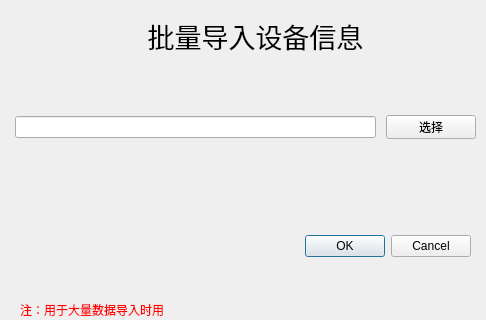
This is ui/machine_import.ui in tainyuhong/pyside_machine_system as Qt 5 draws it before an edit. The edited form follows.
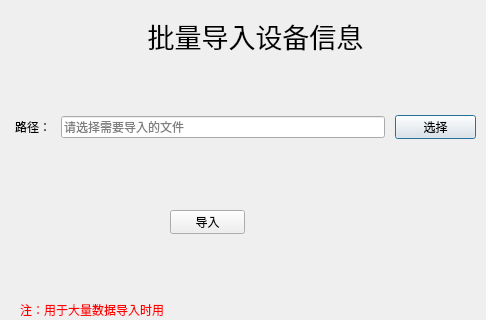
This is the edited form.

Commit message: 整合了批量导入功能

The edit to the form file:
```diff
--- a/ui/machine_import.ui
+++ b/ui/machine_import.ui
@@ -13,25 +13,6 @@
   <property name="windowTitle">
    <string>批量导入设备信息</string>
   </property>
-  <widget class="QDialogButtonBox" name="buttonBox">
-   <property name="geometry">
-    <rect>
-     <x>0</x>
-     <y>230</y>
-     <width>471</width>
-     <height>32</height>
-    </rect>
-   </property>
-   <property name="layoutDirection">
-    <enum>Qt::LeftToRight</enum>
-   </property>
-   <property name="orientation">
-    <enum>Qt::Horizontal</enum>
-   </property>
-   <property name="standardButtons">
-    <set>QDialogButtonBox::Cancel|QDialogButtonBox::Ok</set>
-   </property>
-  </widget>
   <widget class="QLabel" name="label">
    <property name="geometry">
     <rect>
@@ -78,7 +59,7 @@
      <height>34</height>
     </rect>
    </property>
-   <layout class="QHBoxLayout" name="horizontalLayout" stretch="8,2">
+   <layout class="QHBoxLayout" name="horizontalLayout" stretch="0,8,2">
     <property name="spacing">
      <number>10</number>
     </property>
@@ -95,10 +76,30 @@
      <number>5</number>
     </property>
     <item>
-     <widget class="QLineEdit" name="path_le"/>
+     <widget class="QLabel" name="label_3">
+      <property name="text">
+       <string>路径：</string>
+      </property>
+     </widget>
     </item>
     <item>
-     <widget class="QPushButton" name="import_btn">
+     <widget class="QLineEdit" name="path_le">
+      <property name="toolTip">
+       <string>请选择需要导入的文件</string>
+      </property>
+      <property name="text">
+       <string/>
+      </property>
+      <property name="readOnly">
+       <bool>false</bool>
+      </property>
+      <property name="placeholderText">
+       <string>请选择需要导入的文件</string>
+      </property>
+     </widget>
+    </item>
+    <item>
+     <widget class="QPushButton" name="select_btn">
       <property name="text">
        <string>选择</string>
       </property>
@@ -106,6 +107,19 @@
     </item>
    </layout>
   </widget>
+  <widget class="QPushButton" name="import_btn">
+   <property name="geometry">
+    <rect>
+     <x>170</x>
+     <y>210</y>
+     <width>75</width>
+     <height>24</height>
+    </rect>
+   </property>
+   <property name="text">
+    <string>导入</string>
+   </property>
+  </widget>
  </widget>
  <resources/>
  <connections>
```
Left out of the diff: 35 changed lines with no effect on the pictures. The commit also changes 5 other files.
